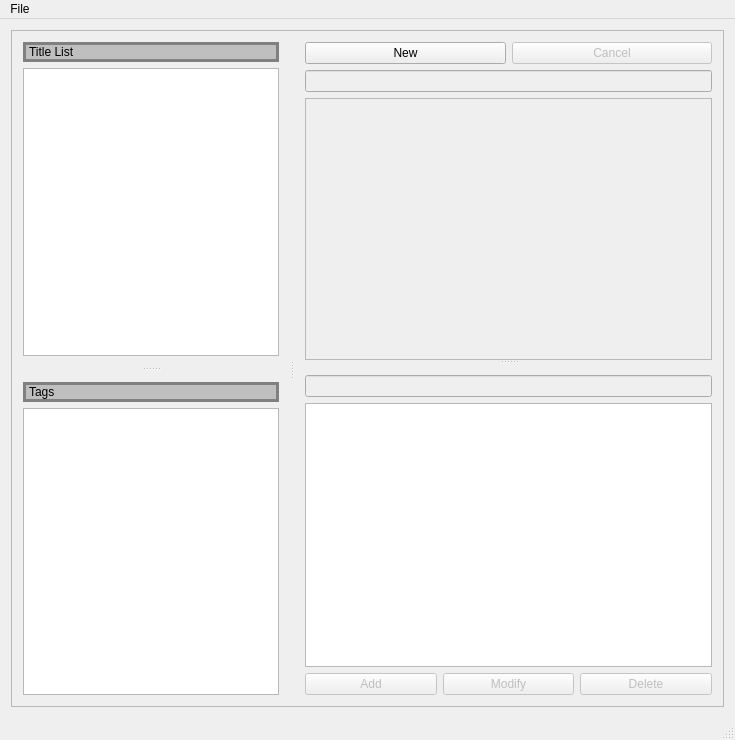
This is mainwindow.ui in kylin0925/codesnippet as Qt 5 draws it before an edit. The edited form follows.
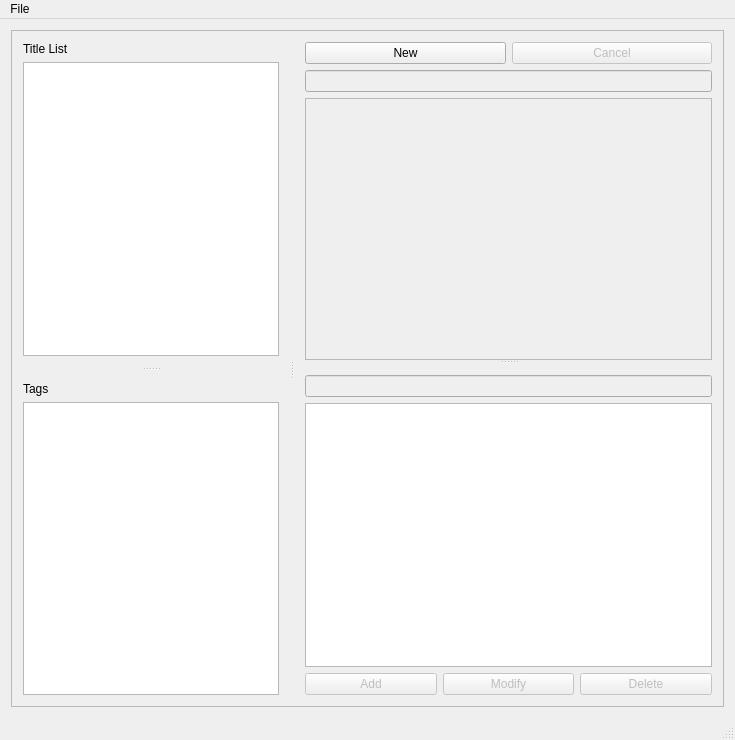
This is the edited form.

The edit to the form file:
```diff
--- a/mainwindow.ui
+++ b/mainwindow.ui
@@ -50,9 +50,7 @@
          <item>
           <widget class="QLabel" name="label_2">
            <property name="styleSheet">
-            <string notr="true">border: 3px solid gray;
-border-radius:40px;
-background-color: rgb(191, 191, 191);</string>
+            <string notr="true"/>
            </property>
            <property name="text">
             <string>Title List</string>
@@ -60,7 +58,7 @@
           </widget>
          </item>
          <item>
-          <widget class="QListWidget" name="lstTitle"/>
+          <widget class="QTreeView" name="lstTitle"/>
          </item>
         </layout>
        </widget>
@@ -69,9 +67,7 @@
          <item>
           <widget class="QLabel" name="label">
            <property name="styleSheet">
-            <string notr="true">border: 3px solid gray;
-border-radius:40px;
-background-color: rgb(191, 191, 191);</string>
+            <string notr="true"/>
            </property>
            <property name="text">
             <string>Tags</string>
```
Left out of the diff: 4 changed lines with no effect on the pictures.
